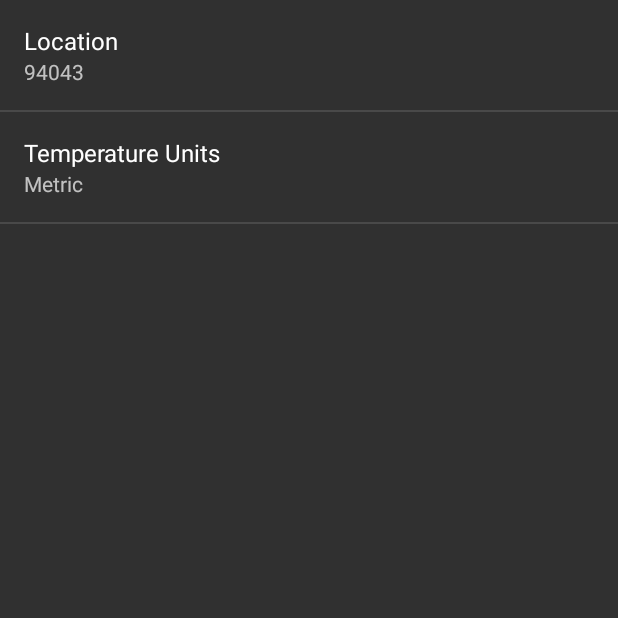
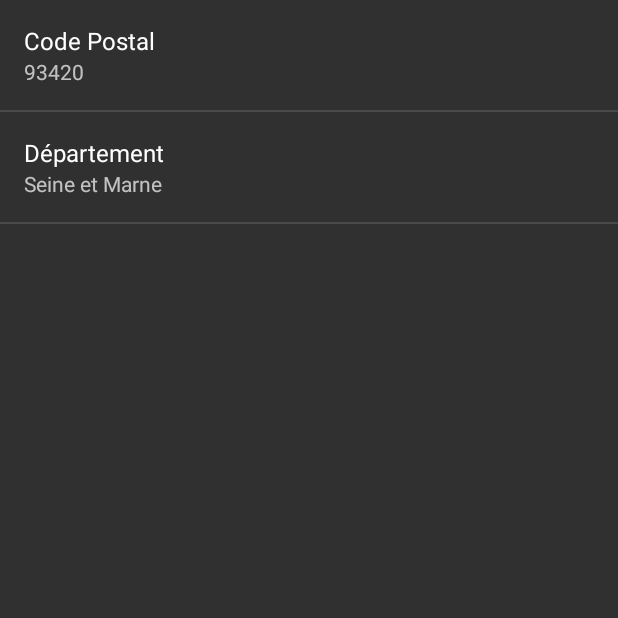
Before and after one commit to mbouami/Gestionetabs, an Android app: the SettingsActivity screen opened directly, with no data from a screen before it, on a phone screen of 412 x 824 dp, the top half of it. Run offline under Robolectric (Android 15) with nearby library versions, the phone set to English and light mode, and no system bars; network calls fail.

Commit message:
Rafraîchissement avec Gestion des paramètres

```diff
--- a/app/src/main/AndroidManifest.xml
+++ b/app/src/main/AndroidManifest.xml
@@ -21,7 +21,7 @@
             android:parentActivityName=".MainActivity" >
             <meta-data
                 android:name="android.support.PARENT_ACTIVITY"
-                android:value="com.example.android.gestionetabs.app.MainActivity" />
+                android:value="MainActivity" />
         </activity>
         <activity
             android:name=".SettingsActivity"
@@ -29,7 +29,7 @@
             android:parentActivityName=".MainActivity" >
             <meta-data
                 android:name="android.support.PARENT_ACTIVITY"
-                android:value="com.example.android.gestionetabs.app.MainActivity" />
+                android:value="MainActivity" />
         </activity>
     </application>
 
--- a/app/src/main/java/com/example/android/gestionetabs/app/EtabActivity.java
+++ b/app/src/main/java/com/example/android/gestionetabs/app/EtabActivity.java
@@ -45,6 +45,7 @@ public class EtabActivity extends AppCompatActivity {
 
         //noinspection SimplifiableIfStatement
         if (id == R.id.action_settings) {
+            startActivity(new Intent(this, SettingsActivity.class));
             return true;
         }
 
--- a/app/src/main/java/com/example/android/gestionetabs/app/MainActivity.java
+++ b/app/src/main/java/com/example/android/gestionetabs/app/MainActivity.java
@@ -1,5 +1,6 @@
 package com.example.android.gestionetabs.app;
 
+import android.content.Intent;
 import android.support.v4.app.Fragment;
 import android.support.v7.app.AppCompatActivity;
 import android.os.Bundle;
@@ -36,6 +37,7 @@ public class MainActivity extends AppCompatActivity {
 
         //noinspection SimplifiableIfStatement
         if (id == R.id.action_settings) {
+            startActivity(new Intent(this, SettingsActivity.class));
             return true;
         }
 
--- a/app/src/main/java/com/example/android/gestionetabs/app/SettingsActivity.java
+++ b/app/src/main/java/com/example/android/gestionetabs/app/SettingsActivity.java
@@ -21,7 +21,7 @@ public class SettingsActivity extends PreferenceActivity implements Preference.O
 
         // For all preferences, attach an OnPreferenceChangeListener so the UI summary can be
         // updated when the preference changes.
-        bindPreferenceSummaryToValue(findPreference(getString(R.string.pref_location_key)));
+        bindPreferenceSummaryToValue(findPreference(getString(R.string.pref_cp_key)));
         bindPreferenceSummaryToValue(findPreference(getString(R.string.pref_depart_key)));
     }
 
--- a/app/src/main/res/menu/main.xml
+++ b/app/src/main/res/menu/main.xml
@@ -1,7 +1,8 @@
 <?xml version="1.0" encoding="utf-8"?>
-<menu xmlns:android="http://schemas.android.com/apk/res/android">
+<menu xmlns:android="http://schemas.android.com/apk/res/android"
+    xmlns:app="http://schemas.android.com/apk/res-auto">
     xmlns:app="http://schemas.android.com/apk/res-auto"
     xmlns:tools="http://schemas.android.com/tools" tools:context=".MainActivity">
     <item android:id="@+id/action_settings" android:title="@string/action_settings"
-        android:orderInCategory="100" android:showAsAction="never"/>
+        android:orderInCategory="100" app:showAsAction="never" />
 </menu>
--- a/app/src/main/res/values/arrays.xml
+++ b/app/src/main/res/values/arrays.xml
@@ -1,13 +1,15 @@
 <?xml version="1.0" encoding="utf-8"?>
 <resources>
     <string-array name="pref_depart_options">
-        <item>@string/pref_depart_label_initial</item>
-        <item>@string/pref_depart_label_imperial</item>
+        <item>@string/pref_depart_label_77</item>
+        <item>@string/pref_depart_label_93</item>
+        <item>@string/pref_depart_label_94</item>
     </string-array>
 
     <string-array name="pref_depart_values">
-        <item>@string/pref_depart_initial</item>
-        <item>@string/pref_depart_imperial</item>
+        <item>@string/pref_depart_77</item>
+        <item>@string/pref_depart_93</item>
+        <item>@string/pref_depart_94</item>
     </string-array>
 
 </resources>
--- a/app/src/main/res/values/strings.xml
+++ b/app/src/main/res/values/strings.xml
@@ -7,29 +7,20 @@
     <string name="title_activity_settings">Settings</string>
 
     <!-- Label for the location preference [CHAR LIMIT=30] -->
-    <string name="pref_location_label">Location</string>
+    <string name="pref_cp_label">Code Postal</string>
+    <string name="pref_cp_key" translatable="false">cp</string>
+    <string name="pref_cp_default" translatable="false">93420</string>
 
-    <!-- Key name for storing location in SharedPreferences [CHAR LIMIT=NONE] -->
-    <string name="pref_location_key" translatable="false">location</string>
-
-    <!-- Default postal code for location preference [CHAR LIMIT=NONE] -->
-    <string name="pref_location_default" translatable="false">94043</string>
-
-    <!-- Label for the temperature units preference [CHAR LIMIT=30] -->
-    <string name="pref_depart_label">Temperature Units</string>
+    <string name="pref_depart_label">Département</string>
+    <string name="pref_depart_key" translatable="false">depart</string>
+    <string name="pref_depart_default" translatable="false">77</string>
 
     <!-- Label for metric option in temperature unit preference [CHAR LIMIT=25] -->
-    <string name="pref_depart_label_initial">Metric</string>
+    <string name="pref_depart_label_93">Seine Saint Denis</string>
+    <string name="pref_depart_label_94">Val de Marne</string>
+    <string name="pref_depart_label_77">Seine et Marne</string>
 
-    <!-- Label for imperial option in temperature unit preference [CHAR LIMIT=25] -->
-    <string name="pref_depart_label_imperial">Imperial</string>
-
-    <!-- Key name for temperature unit preference in SharedPreferences [CHAR LIMIT=NONE] -->
-    <string name="pref_depart_key" translatable="false">units</string>
-
-    <!-- Value in SharedPreferences for metric temperature unit option [CHAR LIMIT=NONE] -->
-    <string name="pref_depart_initial" translatable="false">metric</string>
-
-    <!-- Value in SharedPreferences for imperial temperature unit option [CHAR LIMIT=NONE] -->
-    <string name="pref_depart_imperial" translatable="false">imperial</string>
+    <string name="pref_depart_77" translatable="false">77</string>
+    <string name="pref_depart_93" translatable="false">93</string>
+    <string name="pref_depart_94" translatable="false">94</string>
 </resources>
--- a/app/src/main/res/xml/pref_general.xml
+++ b/app/src/main/res/xml/pref_general.xml
@@ -4,16 +4,16 @@
     android:layout_height="match_parent" >
 
     <EditTextPreference
-        android:title="@string/pref_location_label"
-        android:key="@string/pref_location_key"
-        android:defaultValue="@string/pref_location_default"
+        android:title="@string/pref_cp_label"
+        android:key="@string/pref_cp_key"
+        android:defaultValue="@string/pref_cp_default"
         android:inputType="text"
         android:singleLine="true" />
 
     <ListPreference
         android:title="@string/pref_depart_label"
         android:key="@string/pref_depart_key"
-        android:defaultValue="@string/pref_depart_initial"
+        android:defaultValue="@string/pref_depart_default"
         android:entryValues="@array/pref_depart_values"
         android:entries="@array/pref_depart_options" />
 
```
Also changed, not shown: app/src/main/java/com/example/android/gestionetabs/app/VillesFragment.java (+47 -35 lines).
